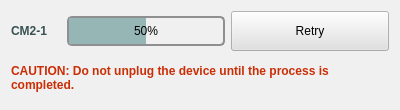
This is T3kCfgFE/QFirmwareUpgradeDialog.ui in habilience/habilience-t3ksensor-tools as Qt 5 draws it before an edit. The edited form follows.
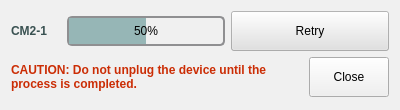
This is the edited form. Custom widgets are drawn as their Qt base class.

```diff
--- a/T3kCfgFE/QFirmwareUpgradeDialog.ui
+++ b/T3kCfgFE/QFirmwareUpgradeDialog.ui
@@ -159,7 +159,15 @@
         </layout>
        </item>
        <item>
+        <layout class="QHBoxLayout" name="horizontalLayout">
+         <item>
         <widget class="QLabel" name="labelMessage">
+           <property name="sizePolicy">
+            <sizepolicy hsizetype="Expanding" vsizetype="Preferred">
+             <horstretch>0</horstretch>
+             <verstretch>0</verstretch>
+            </sizepolicy>
+           </property>
          <property name="minimumSize">
           <size>
            <width>0</width>
@@ -176,6 +184,27 @@
           <bool>true</bool>
          </property>
         </widget>
+         </item>
+         <item>
+          <widget class="QStyleButton" name="btnClose">
+           <property name="sizePolicy">
+            <sizepolicy hsizetype="Minimum" vsizetype="Fixed">
+             <horstretch>0</horstretch>
+             <verstretch>0</verstretch>
+            </sizepolicy>
+           </property>
+           <property name="minimumSize">
+            <size>
+             <width>0</width>
+             <height>40</height>
+            </size>
+           </property>
+           <property name="text">
+            <string>Close</string>
+           </property>
+          </widget>
+         </item>
+        </layout>
        </item>
       </layout>
      </widget>
```
Lines whose indentation alone changed are shown as unchanged.
